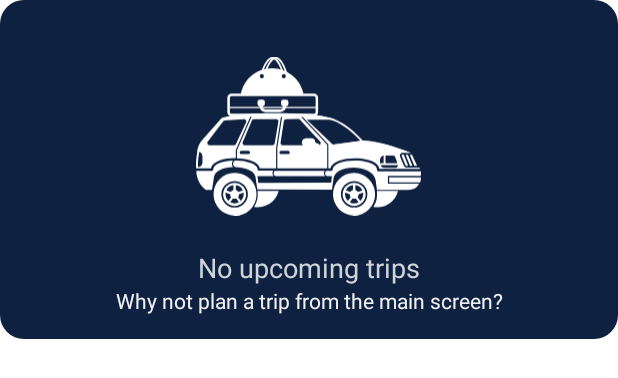
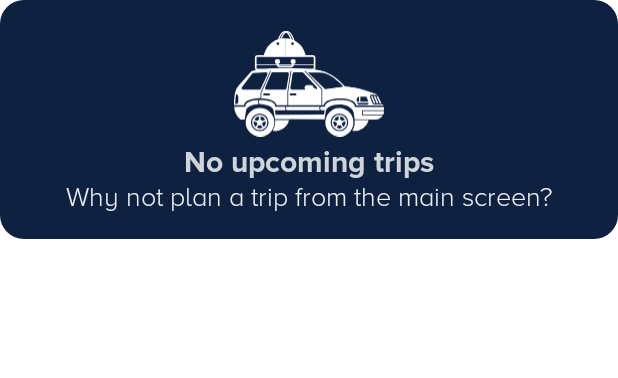
Before and after one commit to EndavaAos/CityGuide, an Android app: the layout no_upcoming_trips.xml on its own in the app's theme, with its tools: preview values and no code run, on a phone screen of 412 x 824 dp. Shown: the top 378 px of the screen. Run offline under Robolectric (Android 15) with nearby library versions, the phone set to English and light mode, and no system bars.

Commit message:
used custom view for trip error screen, implemented generic fragments for trips to use

```diff
--- a/app/src/main/res/layout/no_upcoming_trips.xml
+++ b/app/src/main/res/layout/no_upcoming_trips.xml
@@ -1,34 +1,15 @@
 <?xml version="1.0" encoding="utf-8"?>
-<androidx.appcompat.widget.LinearLayoutCompat xmlns:android="http://schemas.android.com/apk/res/android"
+<FrameLayout xmlns:android="http://schemas.android.com/apk/res/android"
     xmlns:app="http://schemas.android.com/apk/res-auto"
     android:layout_width="match_parent"
-    android:layout_height="wrap_content"
-    android:background="@drawable/round_corners_background"
-    android:orientation="vertical"
-    android:padding="@dimen/card_padding_medium">
+    android:layout_height="wrap_content" >
 
-    <ImageView
-        android:layout_width="@dimen/image_size_large"
-        android:layout_height="@dimen/image_size_large"
-        android:layout_gravity="center_horizontal"
-        android:contentDescription="@string/no_active_trip_image_description"
-        android:src="@drawable/ic_upcoming_trip"
-        app:tint="@color/white" />
-
-    <TextView
+    <com.example.cityguide.presentation.trips.TripsErrorView
         android:layout_width="match_parent"
         android:layout_height="wrap_content"
-        android:gravity="center"
-        android:text="@string/no_upcoming_trips_title"
-        android:textColor="@color/primary_text_color"
-        android:textSize="@dimen/text_size_medium" />
+        app:trips_error_view_image="@drawable/ic_upcoming_trip"
+        app:trips_error_view_title="@string/no_upcoming_trips_title"
+        app:trips_error_view_description="@string/no_upcoming_trips_description"
+        />
 
-    <TextView
-        android:layout_width="match_parent"
-        android:layout_height="wrap_content"
-        android:gravity="center"
-        android:text="@string/no_upcoming_trips_description"
-        android:textColor="@color/secondary_text_color"
-        android:textSize="@dimen/text_size_small" />
-
-</androidx.appcompat.widget.LinearLayoutCompat>
+</FrameLayout>
```
Also changed, not shown: app/build.gradle (+0 -10 lines), app/src/main/java/com/example/cityguide/di/ActiveTripsFragmentModule.kt (added, +12 -0 lines), app/src/main/java/com/example/cityguide/di/CompletedTripsFragmentModule.kt (added, +12 -0 lines), app/src/main/java/com/example/cityguide/di/UpcomingTripsFragmentModule.kt (added, +12 -0 lines), app/src/main/java/com/example/cityguide/presentation/trips/ActiveTripsFragment.kt (added, +22 -0 lines), app/src/main/java/com/example/cityguide/presentation/trips/ActiveTripsViewModel.kt (added, +14 -0 lines), app/src/main/java/com/example/cityguide/presentation/trips/CompletedTripsFragment.kt (added, +22 -0 lines), app/src/main/java/com/example/cityguide/presentation/trips/CompletedTripsViewModel.kt (added, +14 -0 lines), app/src/main/java/com/example/cityguide/presentation/trips/UpcomingTripsFragment.kt (added, +22 -0 lines), app/src/main/java/com/example/cityguide/presentation/trips/UpcomingTripsViewModel.kt (added, +13 -0 lines), app/src/main/res/layout/no_active_trips.xml (+8 -27 lines), app/src/main/res/layout/no_completed_trips.xml (+8 -27 lines), app/src/main/res/layout/trips_error_view.xml (added, +38 -0 lines).
